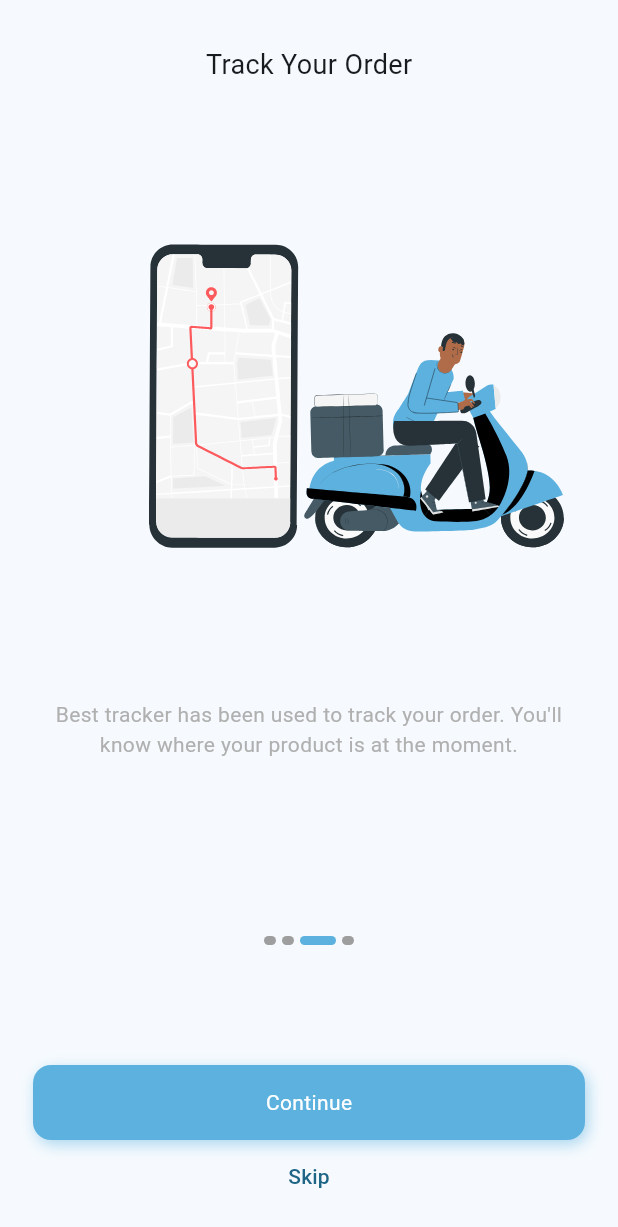
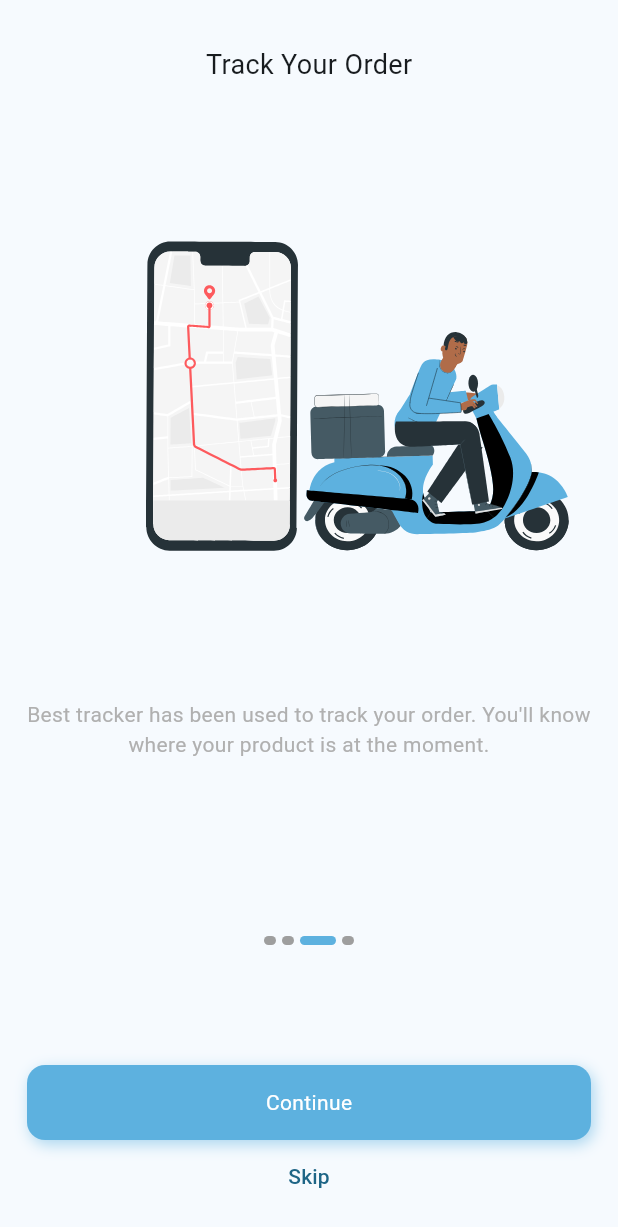
Before and after one commit to ahmedhamdi11/E-Commerce_app, a Flutter app: the screen it shows after launch, swiped to page 3, on a phone screen of 412 x 824 dp. Shown: the top 1227 px of the screen. Run offline on Flutter 3.47's test engine with Material 2 defaults, Android fonts, the phone set to English and light mode, and no system bars; drawn by our look-alikes of smooth_page_indicator; our stand-ins replace get, lottie, shared_preferences; Roboto replaces fonts that are missing (Jannah).

```diff
--- a/lib/core/constants/asset_images.dart
+++ b/lib/core/constants/app_assets.dart
@@ -1,6 +1,7 @@
-class AssetImages {
+class AppAssets {
   static const String onBoardingImageOne = 'assets/lottie/onboarding1.json';
   static const String onBoardingImageTwo = 'assets/lottie/onboarding2.json';
   static const String onBoardingImageThree = 'assets/lottie/onboarding3.json';
   static const String onBoardingImageFour = 'assets/lottie/onboarding4.json';
+  static const String waveBackground = 'assets/lottie/wave background.json';
 }
--- a/lib/core/utils/styles.dart
+++ b/lib/core/utils/styles.dart
@@ -6,7 +6,8 @@ abstract class Styles {
     fontSize: 18,
   );
 
-  static const bodyGrey = TextStyle(
+  static const bodyGrey14 = TextStyle(
     color: AppColors.greyColor,
+    fontSize: 14,
   );
 }
--- a/lib/data/data_source/static/static_data.dart
+++ b/lib/data/data_source/static/static_data.dart
@@ -1,10 +1,10 @@
-import 'package:ecommerce_app/core/constants/asset_images.dart';
+import 'package:ecommerce_app/core/constants/app_assets.dart';
 import 'package:ecommerce_app/data/models/onboarding_model.dart';
 import 'package:get/get.dart';
 
 List<OnBoardingModel> onBoardingData = [
-  OnBoardingModel('title_1'.tr, AssetImages.onBoardingImageOne, 'body_1'.tr),
-  OnBoardingModel('title_2'.tr, AssetImages.onBoardingImageTwo, 'body_2'.tr),
-  OnBoardingModel('title_3'.tr, AssetImages.onBoardingImageThree, 'body_3'.tr),
-  OnBoardingModel('title_4'.tr, AssetImages.onBoardingImageFour, 'body_4'.tr),
+  OnBoardingModel('title_1'.tr, AppAssets.onBoardingImageOne, 'body_1'.tr),
+  OnBoardingModel('title_2'.tr, AppAssets.onBoardingImageTwo, 'body_2'.tr),
+  OnBoardingModel('title_3'.tr, AppAssets.onBoardingImageThree, 'body_3'.tr),
+  OnBoardingModel('title_4'.tr, AppAssets.onBoardingImageFour, 'body_4'.tr),
 ];
--- a/lib/routes.dart
+++ b/lib/routes.dart
@@ -1,9 +1,9 @@
 import 'package:ecommerce_app/core/constants/app_routes.dart';
-import 'package:ecommerce_app/views/screens/auth/login_screen.dart';
+import 'package:ecommerce_app/views/screens/auth/signin_screen.dart';
 import 'package:ecommerce_app/views/screens/onboarding_screen.dart';
 import 'package:flutter/material.dart';
 
 Map<String, Widget Function(BuildContext)> routes = {
   AppRoutes.onBoardingRoute: (context) => const OnBoardingScreens(),
-  AppRoutes.loginScreenRoute: (context) => const LoginScreen(),
+  AppRoutes.loginScreenRoute: (context) => const SignInScreen(),
 };
--- a/lib/views/screens/onboarding_screen.dart
+++ b/lib/views/screens/onboarding_screen.dart
@@ -15,7 +15,7 @@ class OnBoardingScreens extends StatelessWidget {
       body: SafeArea(
         child: Padding(
           padding: const EdgeInsets.symmetric(
-            horizontal: 22.0,
+            horizontal: 18.0,
           ),
           child: Column(
             children: [
--- a/lib/views/widgets/onboarding/onboarding_page_view.dart
+++ b/lib/views/widgets/onboarding/onboarding_page_view.dart
@@ -47,7 +47,7 @@ class OnBoardingPageView extends StatelessWidget {
             Text(
               onBoardingData[index].body,
               textAlign: TextAlign.center,
-              style: Styles.bodyGrey,
+              style: Styles.bodyGrey14,
             ),
           ],
         );
```
Also changed, not shown: assets/lottie/wave background.json (added, +1 -0 lines), lib/core/shared/components/default_text_field.dart (added, +53 -0 lines), lib/views/screens/auth/login_screen.dart (deleted, +0 -10 lines), lib/views/screens/auth/signin_screen.dart (added, +31 -0 lines), lib/views/widgets/auth_widgets/sign_in_form.dart (added, +86 -0 lines).
